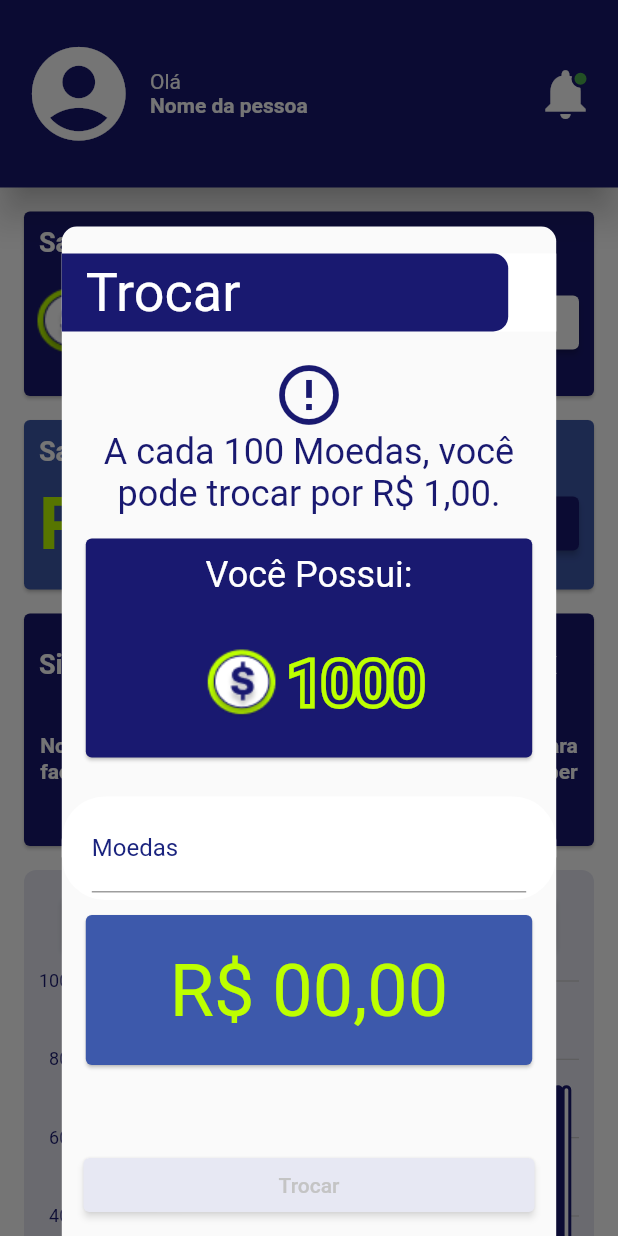
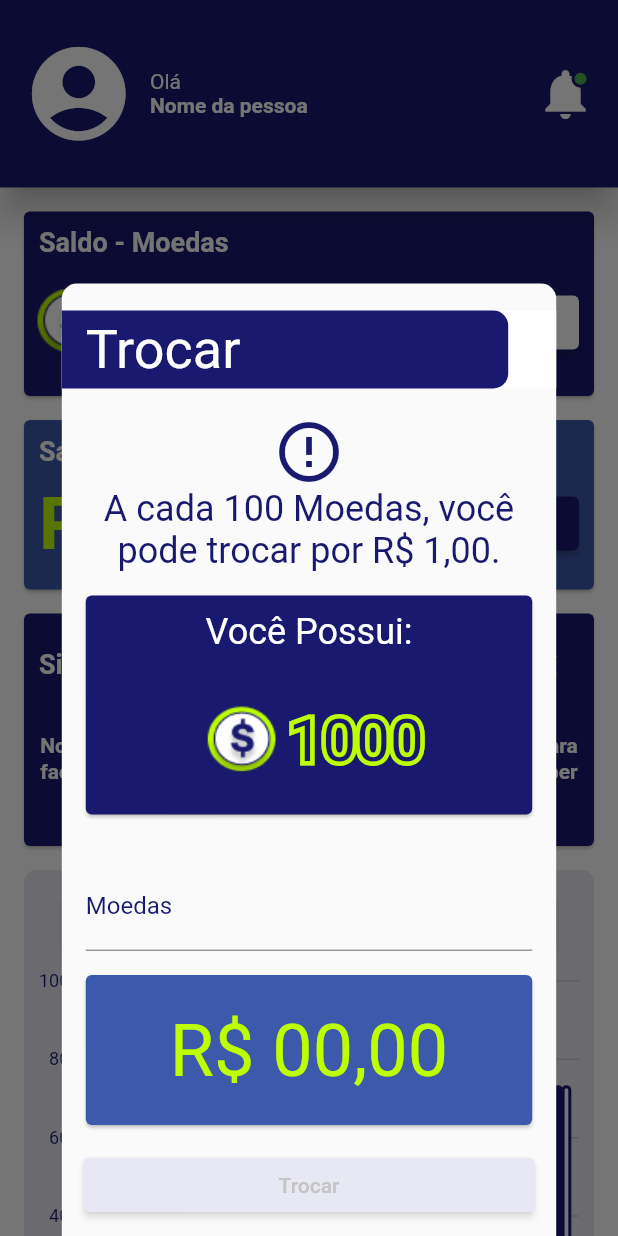
Before and after one commit to RibarrJR/fidelidade_android, a Flutter app: the HomePage screen opened directly, after a tap on "Trocar", on a phone screen of 412 x 824 dp. Run offline on Flutter 3.47's test engine with Material 2 defaults, Android fonts, the phone set to English and light mode, and no system bars; our stand-ins replace circular_profile_avatar, email_validator, mask_text_input_formatter, sqflite, syncfusion_flutter_charts; missing offline and left inert: cpf_cnpj_validator; accounts and stored records are empty.

Commit message:
Insersão do input do tipo number no modal de troca

```diff
--- a/lib/components/Input.dart
+++ b/lib/components/Input.dart
@@ -3,7 +3,7 @@ import 'package:flutter/material.dart';
 import 'package:flutter/services.dart';
 
 class Input extends StatelessWidget {
-  final TextEditingController controller;
+  final TextEditingController? controller;
   final String? hintText;
   final String labelText;
   final String? Function(String?)? validator;
@@ -12,17 +12,20 @@ class Input extends StatelessWidget {
   final bool? obscureText;
   final bool? readOnly;
   final TextInputType? keyboardType;
+  final Function(dynamic value)? onChanged;
 
   const Input({
     Key? key,
-    required this.controller,
+    this.controller,
     required this.labelText,
     this.validator,
     this.hintText,
     this.autovalidateMode,
     this.inputFormatters,
     this.obscureText,
-    this.readOnly, this.keyboardType,
+    this.readOnly,
+    this.keyboardType,
+    this.onChanged,
   }) : super(key: key);
 
   @override
@@ -31,6 +34,9 @@ class Input extends StatelessWidget {
 
     return TextFormField(
         keyboardType: keyboardType,
+        onChanged: (value) {
+          onChanged!(value);
+        },
         readOnly: readOnly ?? false,
         obscureText: obscureText ?? false,
         autovalidateMode:
--- a/lib/pages/Home/components/CoinExchangeModal.dart
+++ b/lib/pages/Home/components/CoinExchangeModal.dart
@@ -1,4 +1,5 @@
 import 'package:fidelidade_android/components/CustomAppBar.dart';
+import 'package:fidelidade_android/components/Input.dart';
 import 'package:fidelidade_android/components/RoundedInputField.dart';
 import 'package:fidelidade_android/constants.dart';
 import 'package:flutter/material.dart';
@@ -28,7 +29,7 @@ class _CoinExchangeModalState extends State<CoinExchangeModal> {
     final isKeyboardOpen = MediaQuery.of(context).viewInsets.bottom != 0;
     return SingleChildScrollView(
         reverse: true,
-      padding: EdgeInsets.only(bottom: isKeyboardOpen ? 290 : 0),
+        padding: EdgeInsets.only(bottom: isKeyboardOpen ? 200 : 0),
         child: Wrap(
           children: <Widget>[
             CustomAppBar(
@@ -100,8 +101,12 @@ class _CoinExchangeModalState extends State<CoinExchangeModal> {
                     ],
                   ),
                 ),
-              RoundedInputField(
+                Padding(
+                  padding: const EdgeInsets.all(16),
+                  child: Input(
+                    labelText: "Moedas",
                     hintText: "Moedas",
+                    keyboardType: TextInputType.number,
                     onChanged: (value) {
                       var textDouble = double.parse(value);
                       var valueConverted = textDouble / 100;
@@ -110,8 +115,9 @@ class _CoinExchangeModalState extends State<CoinExchangeModal> {
                       });
                     },
                   ),
+                ),
                 Card(
-                margin: const EdgeInsets.fromLTRB(16, 0, 16, 56),
+                  margin: const EdgeInsets.fromLTRB(16, 0, 16, 16),
                   color: secondaryColor,
                   child: Container(
                     margin: const EdgeInsets.symmetric(vertical: 22),
@@ -123,8 +129,6 @@ class _CoinExchangeModalState extends State<CoinExchangeModal> {
                     ),
                   ),
                 ),
-            ],
-          ),
                 Center(
                   child: Column(
                     children: [
@@ -134,7 +138,8 @@ class _CoinExchangeModalState extends State<CoinExchangeModal> {
                           child: ElevatedButton(
                               style: ButtonStyle(
                                 enableFeedback: false,
-                          shadowColor: MaterialStateProperty.all(Colors.white),
+                                shadowColor:
+                                    MaterialStateProperty.all(Colors.white),
                                 backgroundColor:
                                     MaterialStateProperty.all(disabledBg),
                               ),
@@ -150,9 +155,10 @@ class _CoinExchangeModalState extends State<CoinExchangeModal> {
                       //         onPressed: () {}, child: Text('hue'))),
                     ],
                   ),
-          )
+                ),
               ],
             ),
-    );
+          ],
+        ));
   }
 }
```
Lines whose indentation alone changed are shown as unchanged.
